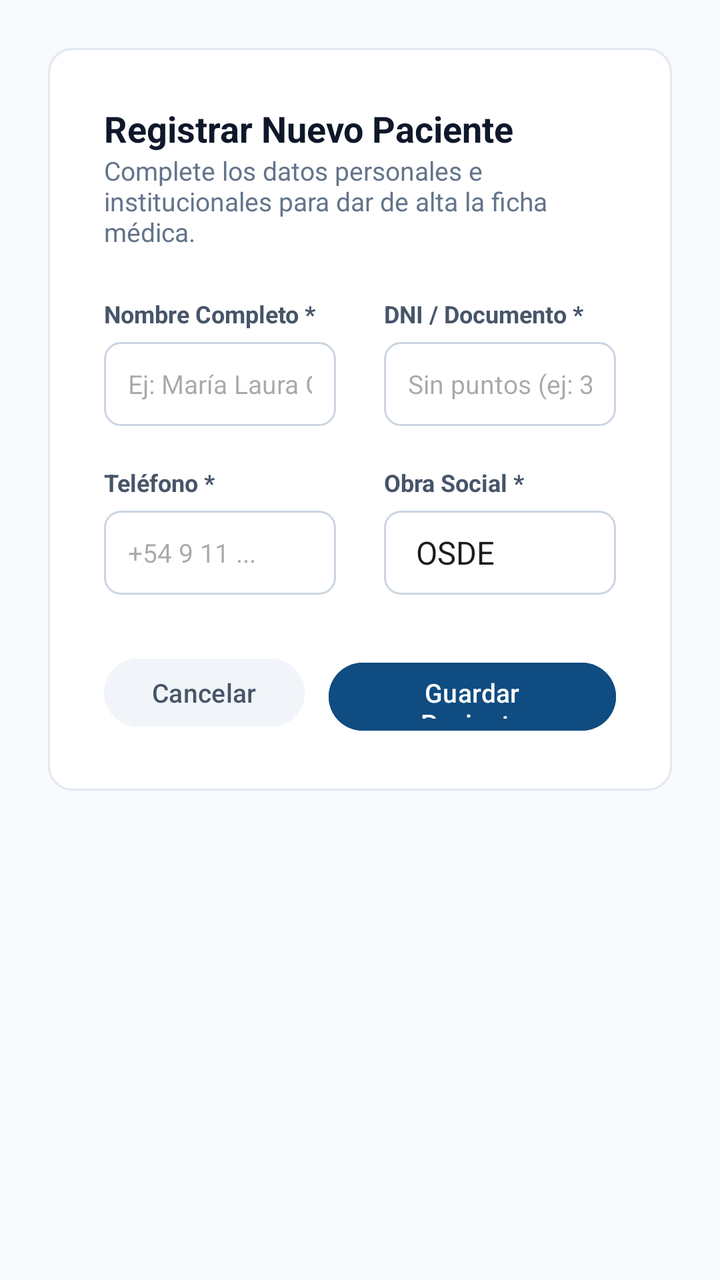
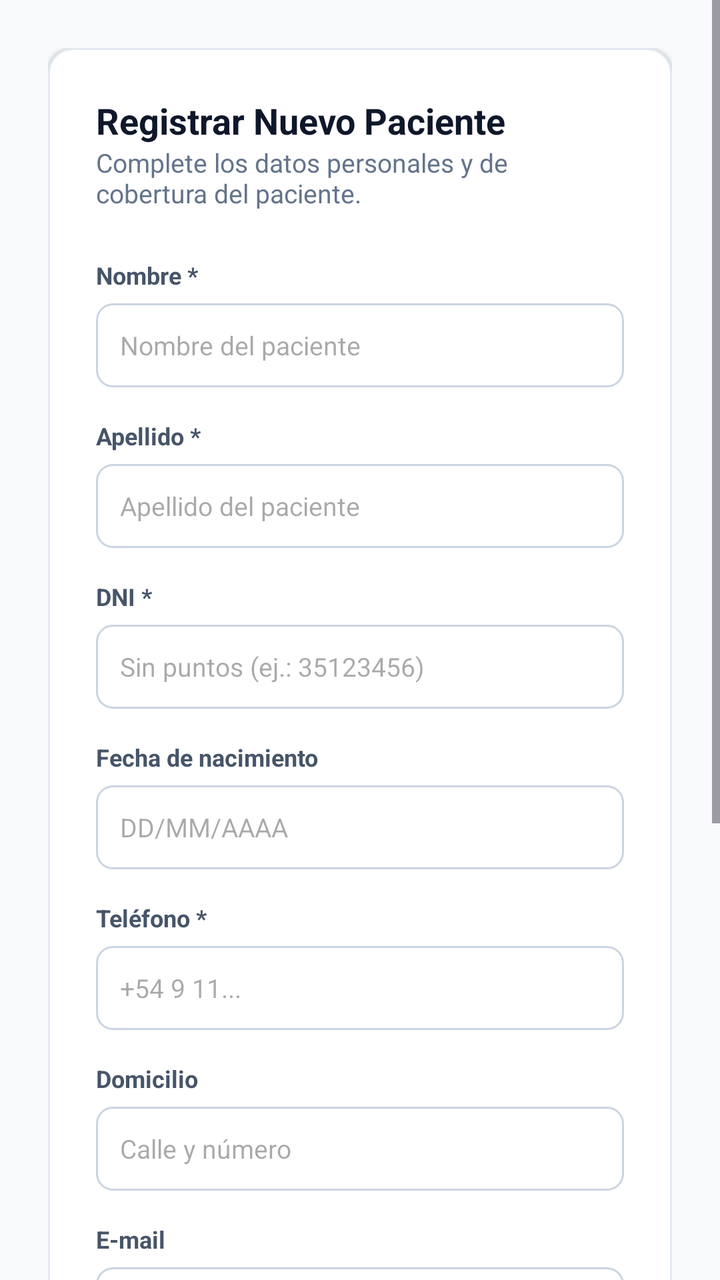

Screens rendered from an Android XML layout before and after an edit, with the pre-edit source and the edit as a unified diff.
<!-- AndroidManifest.xml: application theme Theme.ClinicaSePrice -->
<!-- res/layout/activity_nuevo_paciente.xml -->
<?xml version="1.0" encoding="utf-8"?>
<LinearLayout xmlns:android="http://schemas.android.com/apk/res/android"
    xmlns:tools="http://schemas.android.com/tools"
    android:layout_width="match_parent"
    android:layout_height="match_parent"
    android:background="#F8FAFC"
    android:orientation="vertical"
    android:padding="24dp"
    tools:context=".NuevoPacienteActivity">

    
    <LinearLayout
        android:layout_width="match_parent"
        android:layout_height="wrap_content"
        android:background="@drawable/bg_card_table"
        android:elevation="1dp"
        android:orientation="vertical"
        android:padding="28dp">

        <TextView
            android:layout_width="wrap_content"
            android:layout_height="wrap_content"
            android:text="Registrar Nuevo Paciente"
            android:textColor="#0F172A"
            android:textSize="18sp"
            android:textStyle="bold" />

        <TextView
            android:layout_width="wrap_content"
            android:layout_height="wrap_content"
            android:layout_marginBottom="24dp"
            android:text="Complete los datos personales e institucionales para dar de alta la ficha médica."
            android:textColor="#64748B"
            android:textSize="13sp" />

        
        <LinearLayout
            android:layout_width="match_parent"
            android:layout_height="wrap_content"
            android:layout_marginBottom="20dp"
            android:orientation="horizontal">

            
            <LinearLayout
                android:layout_width="0dp"
                android:layout_height="wrap_content"
                android:layout_marginEnd="12dp"
                android:layout_weight="1"
                android:orientation="vertical">

                <TextView
                    android:layout_width="wrap_content"
                    android:layout_height="wrap_content"
                    android:layout_marginBottom="6dp"
                    android:text="Nombre Completo *"
                    android:textColor="#475569"
                    android:textSize="12sp"
                    android:textStyle="bold" />

                <EditText
                    android:id="@+id/etNuevoNombre"
                    android:layout_width="match_parent"
                    android:layout_height="42dp"
                    android:background="@drawable/bg_search_input"
                    android:hint="Ej: María Laura Gómez"
                    android:inputType="textCapWords"
                    android:paddingHorizontal="12dp"
                    android:textSize="13sp" />
            </LinearLayout>

            
            <LinearLayout
                android:layout_width="0dp"
                android:layout_height="wrap_content"
                android:layout_marginStart="12dp"
                android:layout_weight="1"
                android:orientation="vertical">

                <TextView
                    android:layout_width="wrap_content"
                    android:layout_height="wrap_content"
                    android:layout_marginBottom="6dp"
                    android:text="DNI / Documento *"
                    android:textColor="#475569"
                    android:textSize="12sp"
                    android:textStyle="bold" />

                <EditText
                    android:id="@+id/etNuevoDni"
                    android:layout_width="match_parent"
                    android:layout_height="42dp"
                    android:background="@drawable/bg_search_input"
                    android:hint="Sin puntos (ej: 35123456)"
                    android:inputType="number"
                    android:paddingHorizontal="12dp"
                    android:textSize="13sp" />
            </LinearLayout>
        </LinearLayout>

        
        <LinearLayout
            android:layout_width="match_parent"
            android:layout_height="wrap_content"
            android:layout_marginBottom="28dp"
            android:orientation="horizontal">

            
            <LinearLayout
                android:layout_width="0dp"
                android:layout_height="wrap_content"
                android:layout_marginEnd="12dp"
                android:layout_weight="1"
                android:orientation="vertical">

                <TextView
                    android:layout_width="wrap_content"
                    android:layout_height="wrap_content"
                    android:layout_marginBottom="6dp"
                    android:text="Teléfono *"
                    android:textColor="#475569"
                    android:textSize="12sp"
                    android:textStyle="bold" />

                <EditText
                    android:id="@+id/etNuevoTelefono"
                    android:layout_width="match_parent"
                    android:layout_height="42dp"
                    android:background="@drawable/bg_search_input"
                    android:hint="+54 9 11 ..."
                    android:inputType="phone"
                    android:paddingHorizontal="12dp"
                    android:textSize="13sp" />
            </LinearLayout>

            
            <LinearLayout
                android:layout_width="0dp"
                android:layout_height="wrap_content"
                android:layout_marginStart="12dp"
                android:layout_weight="1"
                android:orientation="vertical">

                <TextView
                    android:layout_width="wrap_content"
                    android:layout_height="wrap_content"
                    android:layout_marginBottom="6dp"
                    android:text="Obra Social *"
                    android:textColor="#475569"
                    android:textSize="12sp"
                    android:textStyle="bold" />

                <Spinner
                    android:id="@+id/spNuevoObraSocial"
                    android:layout_width="match_parent"
                    android:layout_height="42dp"
                    android:background="@drawable/bg_spinner"
                    android:entries="@array/array_obras_sociales_registro"
                    android:paddingHorizontal="8dp" />
            </LinearLayout>
        </LinearLayout>

        
        <LinearLayout
            android:layout_width="match_parent"
            android:layout_height="wrap_content"
            android:gravity="end"
            android:orientation="horizontal">

            <Button
                android:id="@+id/btnCancelarPaciente"
                android:layout_width="wrap_content"
                android:layout_height="42dp"
                android:layout_marginEnd="12dp"
                android:backgroundTint="#F1F5F9"
                android:paddingHorizontal="24dp"
                android:text="Cancelar"
                android:textAllCaps="false"
                android:textColor="#475569"
                android:textSize="13sp" />

            <Button
                android:id="@+id/btnGuardarPaciente"
                android:layout_width="wrap_content"
                android:layout_height="42dp"
                android:backgroundTint="@color/primary"
                android:paddingHorizontal="24dp"
                android:text="Guardar Paciente"
                android:textAllCaps="false"
                android:textColor="#FFFFFF"
                android:textSize="13sp" />
        </LinearLayout>

    </LinearLayout>

</LinearLayout>
<!-- resources referenced by this layout -->
<resources>
  <string-array name="array_obras_sociales_registro">
          <item>OSDE</item>
          <item>Swiss Medical</item>
          <item>Galeno</item>
          <item>Particular</item>
      </string-array>
  <color name="primary">#0F4C81</color>
  <!-- drawable bg_card_table (drawable) -->
  <?xml version="1.0" encoding="utf-8"?>
  <shape xmlns:android="http://schemas.android.com/apk/res/android">
      <solid android:color="#FFFFFF" />
      <corners android:radius="12dp" />
      <stroke android:width="1dp" android:color="#E2E8F0" />
  </shape>
  <!-- drawable bg_search_input (drawable) -->
  <?xml version="1.0" encoding="utf-8"?>
  <shape xmlns:android="http://schemas.android.com/apk/res/android">
      <solid android:color="#FFFFFF" />
      <corners android:radius="8dp" />
      <stroke android:width="1dp" android:color="#CBD5E1" />
  </shape>
  <!-- drawable bg_spinner (drawable) -->
  <?xml version="1.0" encoding="utf-8"?>
  <shape xmlns:android="http://schemas.android.com/apk/res/android">
      <solid android:color="#FFFFFF" />
      <corners android:radius="8dp" />
      <stroke android:width="1dp" android:color="#CBD5E1" />
  </shape>
  <style name="Theme.ClinicaSePrice" parent="Base.Theme.ClinicaSePrice" />
  <style name="Base.Theme.ClinicaSePrice" parent="Theme.Material3.DayNight.NoActionBar">
          
          
      </style>
</resources>

<!-- the commit's change to res/layout/activity_nuevo_paciente.xml (unified diff, before → after) -->
@@ -1,195 +1,271 @@
 <?xml version="1.0" encoding="utf-8"?>
-<LinearLayout xmlns:android="http://schemas.android.com/apk/res/android"
+<ScrollView xmlns:android="http://schemas.android.com/apk/res/android"
     xmlns:tools="http://schemas.android.com/tools"
     android:layout_width="match_parent"
     android:layout_height="match_parent"
     android:background="#F8FAFC"
-    android:orientation="vertical"
-    android:padding="24dp"
+    android:fillViewport="true"
     tools:context=".NuevoPacienteActivity">
 
-    
     <LinearLayout
         android:layout_width="match_parent"
         android:layout_height="wrap_content"
-        android:background="@drawable/bg_card_table"
-        android:elevation="1dp"
         android:orientation="vertical"
-        android:padding="28dp">
-
-        <TextView
-            android:layout_width="wrap_content"
-            android:layout_height="wrap_content"
-            android:text="Registrar Nuevo Paciente"
-            android:textColor="#0F172A"
-            android:textSize="18sp"
-            android:textStyle="bold" />
-
-        <TextView
-            android:layout_width="wrap_content"
-            android:layout_height="wrap_content"
-            android:layout_marginBottom="24dp"
-            android:text="Complete los datos personales e institucionales para dar de alta la ficha médica."
-            android:textColor="#64748B"
-            android:textSize="13sp" />
-
-        
+        android:padding="24dp">
+
         <LinearLayout
             android:layout_width="match_parent"
             android:layout_height="wrap_content"
-            android:layout_marginBottom="20dp"
-            android:orientation="horizontal">
+            android:background="@drawable/bg_card_table"
+            android:elevation="1dp"
+            android:orientation="vertical"
+            android:padding="24dp">
+
+            <TextView
+                android:layout_width="wrap_content"
+                android:layout_height="wrap_content"
+                android:text="Registrar Nuevo Paciente"
+                android:textColor="#0F172A"
+                android:textSize="18sp"
+                android:textStyle="bold" />
+
+            <TextView
+                android:layout_width="match_parent"
+                android:layout_height="wrap_content"
+                android:layout_marginBottom="24dp"
+                android:text="Complete los datos personales y de cobertura del paciente."
+                android:textColor="#64748B"
+                android:textSize="13sp" />
+
+            
+            <TextView
+                android:layout_width="wrap_content"
+                android:layout_height="wrap_content"
+                android:layout_marginBottom="6dp"
+                android:text="Nombre *"
+                android:textColor="#475569"
+                android:textSize="12sp"
+                android:textStyle="bold" />
+
+            <EditText
+                android:id="@+id/etNuevoNombre"
+                android:layout_width="match_parent"
+                android:layout_height="42dp"
+                android:layout_marginBottom="16dp"
+                android:background="@drawable/bg_search_input"
+                android:hint="Nombre del paciente"
+                android:inputType="textCapWords"
+                android:paddingHorizontal="12dp"
+                android:textSize="13sp" />
+
+            
+            <TextView
+                android:layout_width="wrap_content"
+                android:layout_height="wrap_content"
+                android:layout_marginBottom="6dp"
+                android:text="Apellido *"
+                android:textColor="#475569"
+                android:textSize="12sp"
+                android:textStyle="bold" />
+
+            <EditText
+                android:id="@+id/etNuevoApellido"
+                android:layout_width="match_parent"
+                android:layout_height="42dp"
+                android:layout_marginBottom="16dp"
+                android:background="@drawable/bg_search_input"
+                android:hint="Apellido del paciente"
+                android:inputType="textCapWords"
+                android:paddingHorizontal="12dp"
+                android:textSize="13sp" />
+
+            
+            <TextView
+                android:layout_width="wrap_content"
+                android:layout_height="wrap_content"
+                android:layout_marginBottom="6dp"
+                android:text="DNI *"
+                android:textColor="#475569"
+                android:textSize="12sp"
+                android:textStyle="bold" />
+
+            <EditText
+                android:id="@+id/etNuevoDni"
+                android:layout_width="match_parent"
+                android:layout_height="42dp"
+                android:layout_marginBottom="16dp"
+                android:background="@drawable/bg_search_input"
+                android:hint="Sin puntos (ej.: 35123456)"
+                android:inputType="number"
+                android:paddingHorizontal="12dp"
+                android:textSize="13sp" />
+
+            
+            <TextView
+                android:layout_width="wrap_content"
+                android:layout_height="wrap_content"
+                android:layout_marginBottom="6dp"
+                android:text="Fecha de nacimiento"
+                android:textColor="#475569"
+                android:textSize="12sp"
+                android:textStyle="bold" />
+
+            <EditText
+                android:id="@+id/etNuevoFechaNacimiento"
+                android:layout_width="match_parent"
+                android:layout_height="42dp"
+                android:layout_marginBottom="16dp"
+                android:background="@drawable/bg_search_input"
+                android:hint="DD/MM/AAAA"
+                android:inputType="date"
+                android:paddingHorizontal="12dp"
+                android:textSize="13sp" />
+
+            
+            <TextView
+                android:layout_width="wrap_content"
+                android:layout_height="wrap_content"
+                android:layout_marginBottom="6dp"
+                android:text="Teléfono *"
+                android:textColor="#475569"
+                android:textSize="12sp"
+                android:textStyle="bold" />
+
+            <EditText
+                android:id="@+id/etNuevoTelefono"
+                android:layout_width="match_parent"
+                android:layout_height="42dp"
+                android:layout_marginBottom="16dp"
+                android:background="@drawable/bg_search_input"
+                android:hint="+54 9 11..."
+                android:inputType="phone"
+                android:paddingHorizontal="12dp"
+                android:textSize="13sp" />
+
+            
+            <TextView
+                android:layout_width="wrap_content"
+                android:layout_height="wrap_content"
+                android:layout_marginBottom="6dp"
+                android:text="Domicilio"
+                android:textColor="#475569"
+                android:textSize="12sp"
+                android:textStyle="bold" />
+
+            <EditText
+                android:id="@+id/etNuevoDomicilio"
+                android:layout_width="match_parent"
+                android:layout_height="42dp"
+                android:layout_marginBottom="16dp"
+                android:background="@drawable/bg_search_input"
+                android:hint="Calle y número"
+                android:inputType="textPostalAddress|textCapSentences"
+                android:paddingHorizontal="12dp"
+                android:textSize="13sp" />
+
+            
+            <TextView
+                android:layout_width="wrap_content"
+                android:layout_height="wrap_content"
+                android:layout_marginBottom="6dp"
+                android:text="E-mail"
+                android:textColor="#475569"
+                android:textSize="12sp"
+                android:textStyle="bold" />
+
+            <EditText
+                android:id="@+id/etNuevoEmail"
+                android:layout_width="match_parent"
+                android:layout_height="42dp"
+                android:layout_marginBottom="16dp"
+                android:background="@drawable/bg_search_input"
+                android:hint="correo@ejemplo.com"
+                android:inputType="textEmailAddress"
+                android:paddingHorizontal="12dp"
+                android:textSize="13sp" />
+
+            
+            <TextView
+                android:layout_width="wrap_content"
+                android:layout_height="wrap_content"
+                android:layout_marginBottom="6dp"
+                android:text="Obra Social / Particular *"
+                android:textColor="#475569"
+                android:textSize="12sp"
+                android:textStyle="bold" />
+
+            <Spinner
+                android:id="@+id/spNuevoObraSocial"
+                android:layout_width="match_parent"
+                android:layout_height="48dp"
+                android:layout_marginBottom="16dp"
+                android:background="@drawable/bg_spinner"
+                android:entries="@array/array_obras_sociales_registro"
+                android:paddingHorizontal="8dp" />
+
+            
+            <TextView
+                android:layout_width="wrap_content"
+                android:layout_height="wrap_content"
+                android:layout_marginBottom="6dp"
+                android:text="Número de afiliado"
+                android:textColor="#475569"
+                android:textSize="12sp"
+                android:textStyle="bold" />
+
+            <EditText
+                android:id="@+id/etNuevoNumeroObraSocial"
+                android:layout_width="match_parent"
+                android:layout_height="42dp"
+                android:layout_marginBottom="8dp"
+                android:background="@drawable/bg_search_input"
+                android:hint="Ingresar si corresponde"
+                android:inputType="text"
+                android:paddingHorizontal="12dp"
+                android:textSize="13sp" />
+
+            <TextView
+                android:layout_width="match_parent"
+                android:layout_height="wrap_content"
+                android:layout_marginBottom="24dp"
+                android:text="Si el paciente es Particular, no necesita número de afiliado."
+                android:textColor="#64748B"
+                android:textSize="12sp" />
 
             
             <LinearLayout
-                android:layout_width="0dp"
-                android:layout_height="wrap_content"
-                android:layout_marginEnd="12dp"
-                android:layout_weight="1"
-                android:orientation="vertical">
-
-                <TextView
+                android:layout_width="match_parent"
+                android:layout_height="wrap_content"
+                android:gravity="end"
+                android:orientation="horizontal">
+
+                <Button
+                    android:id="@+id/btnCancelarPaciente"
                     android:layout_width="wrap_content"
-                    android:layout_height="wrap_content"
-                    android:layout_marginBottom="6dp"
-                    android:text="Nombre Completo *"
+                    android:layout_height="42dp"
+                    android:layout_marginEnd="12dp"
+                    android:backgroundTint="#F1F5F9"
+                    android:paddingHorizontal="20dp"
+                    android:text="Cancelar"
+                    android:textAllCaps="false"
                     android:textColor="#475569"
-                    android:textSize="12sp"
-                    android:textStyle="bold" />
-
-                <EditText
-                    android:id="@+id/etNuevoNombre"
-                    android:layout_width="match_parent"
+                    android:textSize="13sp" />
+
+                <Button
+                    android:id="@+id/btnGuardarPaciente"
+                    android:layout_width="wrap_content"
                     android:layout_height="42dp"
-                    android:background="@drawable/bg_search_input"
-                    android:hint="Ej: María Laura Gómez"
-                    android:inputType="textCapWords"
-                    android:paddingHorizontal="12dp"
+                    android:backgroundTint="@color/primary"
+                    android:paddingHorizontal="20dp"
+                    android:text="Guardar Paciente"
+                    android:textAllCaps="false"
+                    android:textColor="#FFFFFF"
                     android:textSize="13sp" />
+
             </LinearLayout>
 
-            
-            <LinearLayout
-                android:layout_width="0dp"
-                android:layout_height="wrap_content"
-                android:layout_marginStart="12dp"
-                android:layout_weight="1"
-                android:orientation="vertical">
-
-                <TextView
-                    android:layout_width="wrap_content"
-                    android:layout_height="wrap_content"
-                    android:layout_marginBottom="6dp"
-                    android:text="DNI / Documento *"
-                    android:textColor="#475569"
-                    android:textSize="12sp"
-                    android:textStyle="bold" />
-
-                <EditText
-                    android:id="@+id/etNuevoDni"
-                    android:layout_width="match_parent"
-                    android:layout_height="42dp"
-                    android:background="@drawable/bg_search_input"
-                    android:hint="Sin puntos (ej: 35123456)"
-                    android:inputType="number"
-                    android:paddingHorizontal="12dp"
-                    android:textSize="13sp" />
-            </LinearLayout>
         </LinearLayout>
 
-        
-        <LinearLayout
-            android:layout_width="match_parent"
-            android:layout_height="wrap_content"
-            android:layout_marginBottom="28dp"
-            android:orientation="horizontal">
-
-            
-            <LinearLayout
-                android:layout_width="0dp"
-                android:layout_height="wrap_content"
-                android:layout_marginEnd="12dp"
-                android:layout_weight="1"
-                android:orientation="vertical">
-
-                <TextView
-                    android:layout_width="wrap_content"
-                    android:layout_height="wrap_content"
-                    android:layout_marginBottom="6dp"
-                    android:text="Teléfono *"
-                    android:textColor="#475569"
-                    android:textSize="12sp"
-                    android:textStyle="bold" />
-
-                <EditText
-                    android:id="@+id/etNuevoTelefono"
-                    android:layout_width="match_parent"
-                    android:layout_height="42dp"
-                    android:background="@drawable/bg_search_input"
-                    android:hint="+54 9 11 ..."
-                    android:inputType="phone"
-                    android:paddingHorizontal="12dp"
-                    android:textSize="13sp" />
-            </LinearLayout>
-
-            
-            <LinearLayout
-                android:layout_width="0dp"
-                android:layout_height="wrap_content"
-                android:layout_marginStart="12dp"
-                android:layout_weight="1"
-                android:orientation="vertical">
-
-                <TextView
-                    android:layout_width="wrap_content"
-                    android:layout_height="wrap_content"
-                    android:layout_marginBottom="6dp"
-                    android:text="Obra Social *"
-                    android:textColor="#475569"
-                    android:textSize="12sp"
-                    android:textStyle="bold" />
-
-                <Spinner
-                    android:id="@+id/spNuevoObraSocial"
-                    android:layout_width="match_parent"
-                    android:layout_height="42dp"
-                    android:background="@drawable/bg_spinner"
-                    android:entries="@array/array_obras_sociales_registro"
-                    android:paddingHorizontal="8dp" />
-            </LinearLayout>
-        </LinearLayout>
-
-        
-        <LinearLayout
-            android:layout_width="match_parent"
-            android:layout_height="wrap_content"
-            android:gravity="end"
-            android:orientation="horizontal">
-
-            <Button
-                android:id="@+id/btnCancelarPaciente"
-                android:layout_width="wrap_content"
-                android:layout_height="42dp"
-                android:layout_marginEnd="12dp"
-                android:backgroundTint="#F1F5F9"
-                android:paddingHorizontal="24dp"
-                android:text="Cancelar"
-                android:textAllCaps="false"
-                android:textColor="#475569"
-                android:textSize="13sp" />
-
-            <Button
-                android:id="@+id/btnGuardarPaciente"
-                android:layout_width="wrap_content"
-                android:layout_height="42dp"
-                android:backgroundTint="@color/primary"
-                android:paddingHorizontal="24dp"
-                android:text="Guardar Paciente"
-                android:textAllCaps="false"
-                android:textColor="#FFFFFF"
-                android:textSize="13sp" />
-        </LinearLayout>
-
     </LinearLayout>
 
-</LinearLayout>
+</ScrollView>
